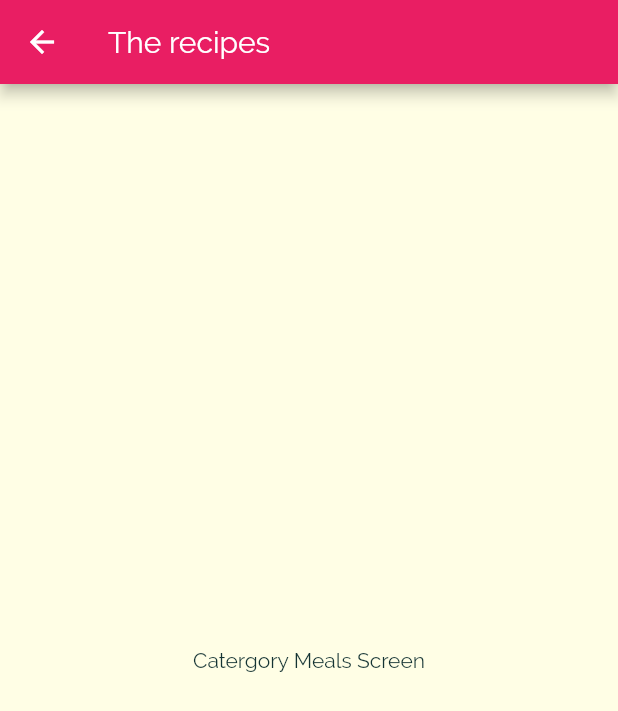
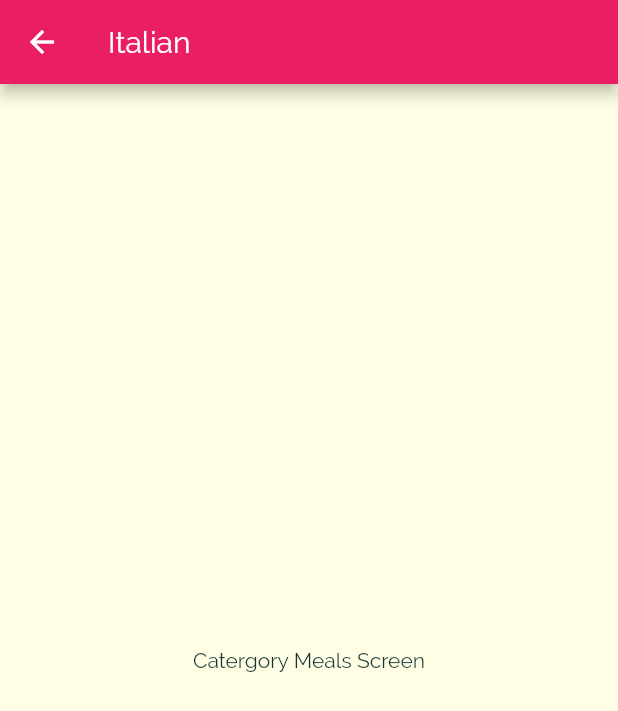
Before and after one commit to sahilmob/fluuter-course-deli-meals, a Flutter app: the screen it shows after launch, after a tap on "Italian", on a phone screen of 412 x 824 dp. Shown: the top 711 px of the screen. Run offline on Flutter 3.47's test engine with Material 2 defaults, Android fonts, the phone set to English and light mode, and no system bars.

Commit message:
pass data to new screen

```diff
--- a/lib/categories_screen.dart
+++ b/lib/categories_screen.dart
@@ -15,6 +15,7 @@ class CategoriesScreen extends StatelessWidget {
         children: DUMMY_CATEGORIES
             .map(
               (category) => CategoryItem(
+                id: category.id,
                 title: category.title,
                 color: category.color,
               ),
--- a/lib/category_item.dart
+++ b/lib/category_item.dart
@@ -2,17 +2,24 @@ import 'package:deli_meals/category_meals_screen.dart';
 import "package:flutter/material.dart";
 
 class CategoryItem extends StatelessWidget {
+  final String id;
   final String title;
   final Color color;
 
-  const CategoryItem({Key key, this.title, this.color}) : super(key: key);
+  const CategoryItem({
+    Key key,
+    this.id,
+    this.title,
+    this.color,
+  }) : super(key: key);
 
   void selectCategory(BuildContext context) {
     Navigator.of(context).push(
       MaterialPageRoute(
         builder: (_) {
           return CategoryMealsScreen(
-            title: "hhii",
+            categoryId: id,
+            title: title,
           );
         },
       ),
--- a/lib/category_meals_screen.dart
+++ b/lib/category_meals_screen.dart
@@ -1,15 +1,20 @@
 import "package:flutter/material.dart";
 
 class CategoryMealsScreen extends StatelessWidget {
+  final String categoryId;
   final String title;
 
-  const CategoryMealsScreen({Key key, this.title}) : super(key: key);
+  const CategoryMealsScreen({
+    Key key,
+    this.title,
+    this.categoryId,
+  }) : super(key: key);
 
   @override
   Widget build(BuildContext context) {
     return Scaffold(
       appBar: AppBar(
-        title: Text("The recipes"),
+        title: Text(title),
       ),
       body: Center(
         child: Text(
```
